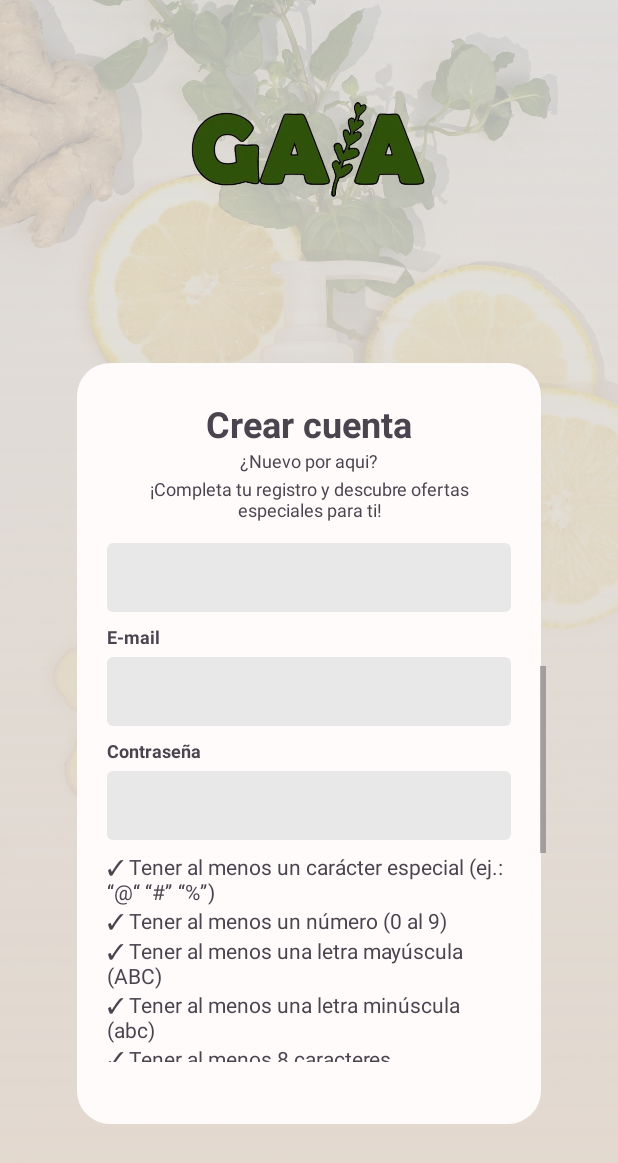
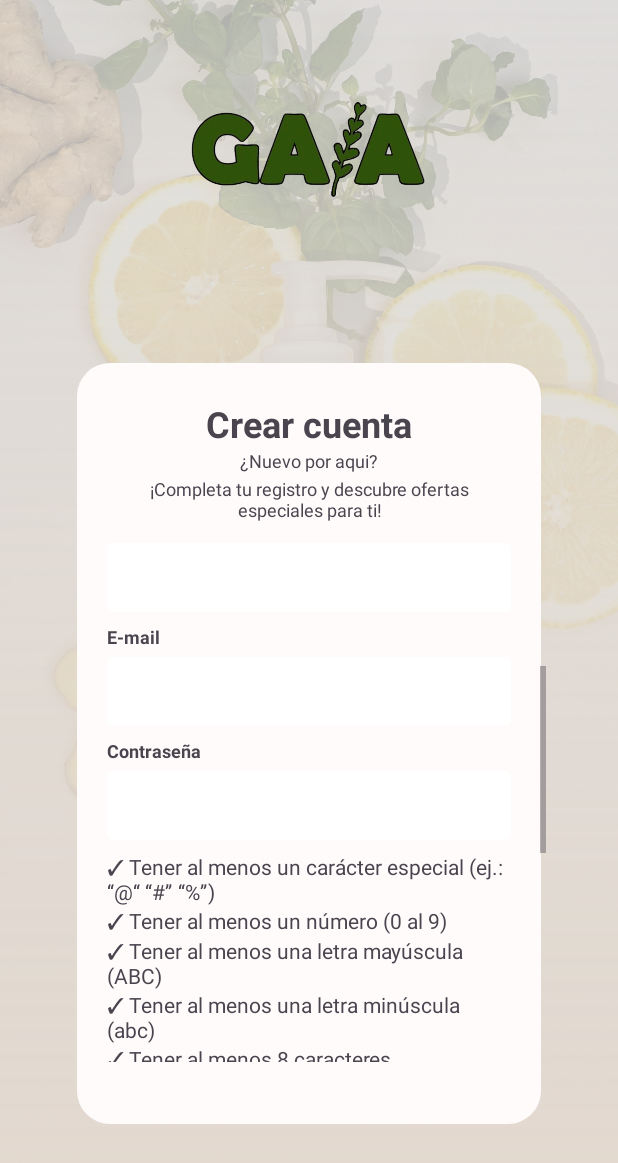
Before and after one commit to Xtefania/Gaia, an Android app: the RegisterActivity screen opened directly, with no data from a screen before it, scrolled down 245 dp, on a phone screen of 412 x 824 dp. Shown: the top 1163 px of the screen. Run offline under Robolectric (Android 15) with nearby library versions, the phone set to English and light mode, and no system bars; Roboto replaces fonts that are not available here.

Commit message:
Geolocalizacion
Geolocalizacion

```diff
--- a/app/build.gradle.kts
+++ b/app/build.gradle.kts
@@ -49,8 +49,8 @@ dependencies {
     implementation(libs.material)
     implementation(libs.androidx.activity)
     implementation(libs.androidx.constraintlayout)
-    implementation("com.google.android.gms:play-services-auth:21.3.0")
-    implementation("com.google.android.gms:play-services-maps:19.2.0")
+    implementation("com.google.android.gms:play-services-auth:20.5.0")
+    implementation("com.google.android.gms:play-services-maps:18.1.0")
     testImplementation(libs.junit)
     androidTestImplementation(libs.androidx.junit)
     androidTestImplementation(libs.androidx.espresso.core)
--- a/app/src/main/res/layout/activity_createaccount.xml
+++ b/app/src/main/res/layout/activity_createaccount.xml
@@ -168,7 +168,7 @@
                 style="@style/Widget.MaterialComponents.TextInputLayout.OutlinedBox"
                 android:layout_width="match_parent"
                 android:layout_height="wrap_content"
-                app:boxBackgroundColor="#E9E8E8"
+                app:boxBackgroundColor="#FFFF"
                 app:boxStrokeWidth="0dp"
                 app:boxStrokeWidthFocused="2dp">
 
@@ -195,7 +195,7 @@
                 style="@style/Widget.MaterialComponents.TextInputLayout.OutlinedBox"
                 android:layout_width="match_parent"
                 android:layout_height="wrap_content"
-                app:boxBackgroundColor="#E9E8E8"
+                app:boxBackgroundColor="#FFFF"
                 app:boxStrokeWidth="0dp"
                 app:boxStrokeWidthFocused="2dp">
 
@@ -222,7 +222,7 @@
                 style="@style/Widget.MaterialComponents.TextInputLayout.OutlinedBox"
                 android:layout_width="match_parent"
                 android:layout_height="wrap_content"
-                app:boxBackgroundColor="#E9E8E8"
+                app:boxBackgroundColor="#FFFF"
                 app:boxStrokeWidth="0dp"
                 app:boxStrokeWidthFocused="2dp">
 
@@ -248,7 +248,7 @@
                 style="@style/Widget.MaterialComponents.TextInputLayout.OutlinedBox"
                 android:layout_width="match_parent"
                 android:layout_height="wrap_content"
-                app:boxBackgroundColor="#E9E8E8"
+                app:boxBackgroundColor="#FFFF"
                 app:boxStrokeWidth="0dp"
                 app:boxStrokeWidthFocused="2dp">
 
@@ -306,7 +306,7 @@
                 style="@style/Widget.MaterialComponents.TextInputLayout.OutlinedBox"
                 android:layout_width="match_parent"
                 android:layout_height="wrap_content"
-                app:boxBackgroundColor="#E9E8E8"
+                app:boxBackgroundColor="#FFFF"
                 app:boxStrokeWidth="0dp"
                 app:boxStrokeWidthFocused="2dp">
 
@@ -332,7 +332,7 @@
                 style="@style/Widget.MaterialComponents.TextInputLayout.OutlinedBox"
                 android:layout_width="match_parent"
                 android:layout_height="wrap_content"
-                app:boxBackgroundColor="#E9E8E8"
+                app:boxBackgroundColor="#FFFF"
                 app:boxStrokeWidth="0dp"
                 app:boxStrokeWidthFocused="2dp">
 
@@ -358,7 +358,7 @@
                 style="@style/Widget.MaterialComponents.TextInputLayout.OutlinedBox"
                 android:layout_width="match_parent"
                 android:layout_height="wrap_content"
-                app:boxBackgroundColor="#E9E8E8"
+                app:boxBackgroundColor="#FFFF"
                 app:boxStrokeWidth="0dp"
                 app:boxStrokeWidthFocused="2dp">
 
@@ -386,7 +386,7 @@
                 style="@style/Widget.MaterialComponents.TextInputLayout.OutlinedBox"
                 android:layout_width="match_parent"
                 android:layout_height="wrap_content"
-                app:boxBackgroundColor="#E9E8E8"
+                app:boxBackgroundColor="#FFFF"
                 app:boxStrokeWidth="0dp"
                 app:boxStrokeWidthFocused="2dp">
 
```
Also changed, not shown: app/src/main/AndroidManifest.xml (+22 -5 lines), app/src/main/java/com/example/gaia/Activities/UbicacionActivity.kt (+38 -22 lines), app/src/main/res/layout/activity_map.xml (+55 -57 lines).
